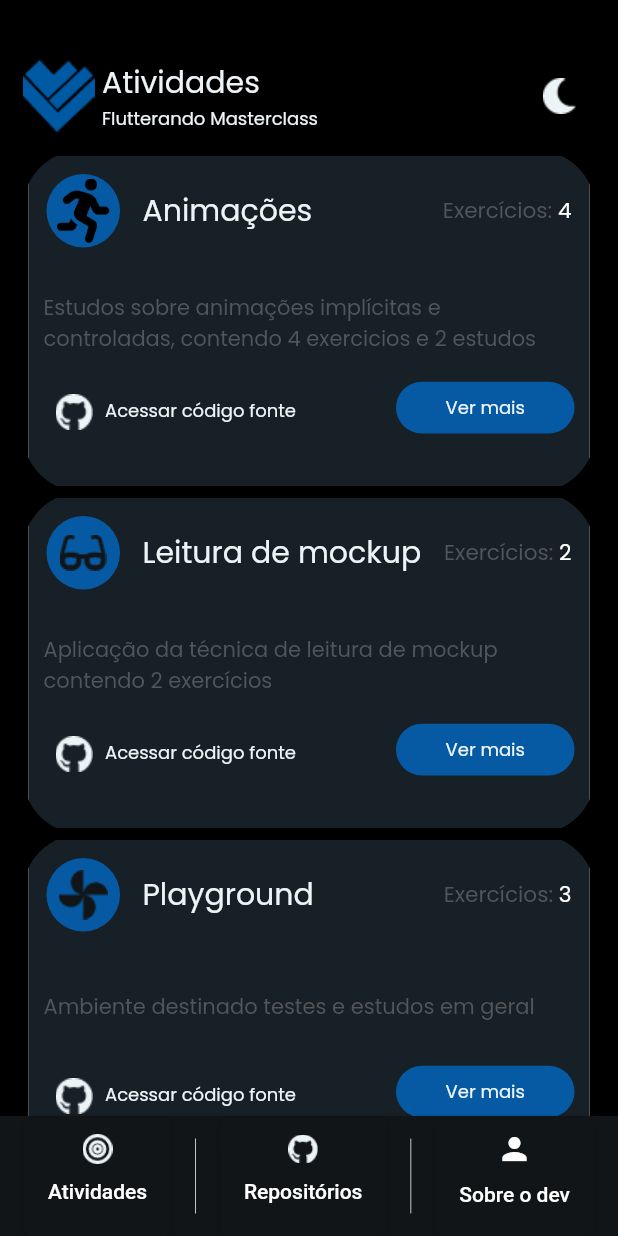
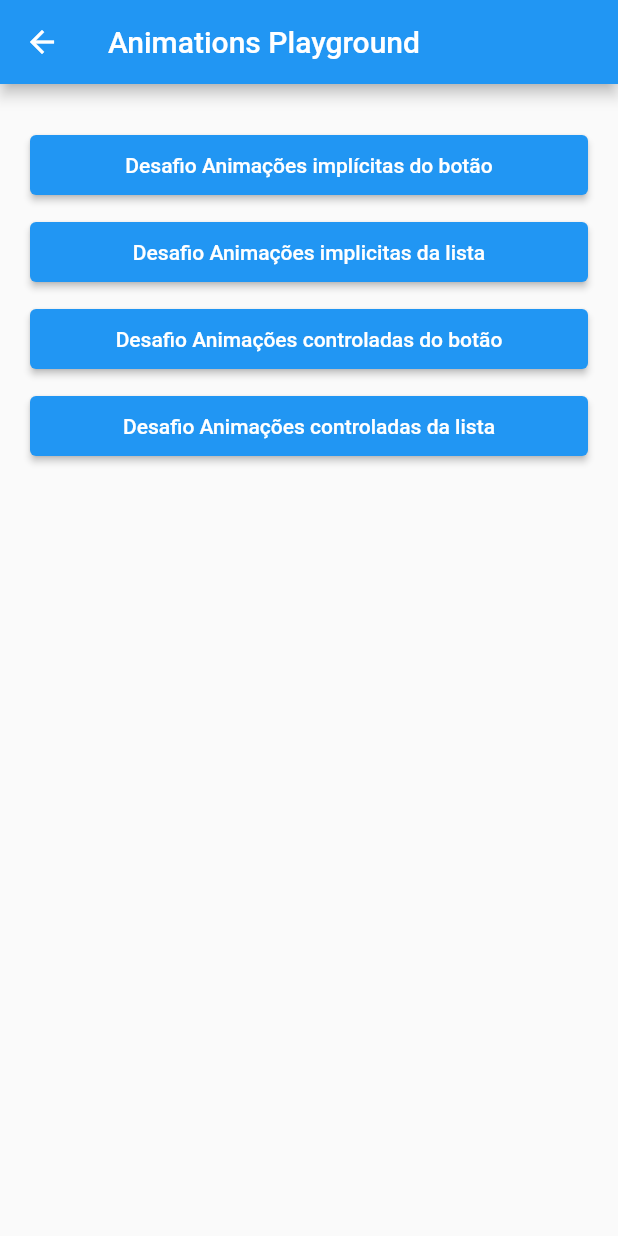
Before and after one commit to BrunoDegan/flutter-playgroun, a Flutter app: the FlutterandoMainPage screen opened by its route, after a tap on "Ver mais", on a phone screen of 412 x 824 dp. Run offline on Flutter 3.47's test engine with Material 2 defaults, Android fonts, the phone set to English and light mode, and no system bars; our stand-ins replace flutter_svg; missing offline and left inert: dart:html; Roboto replaces fonts that are missing (Montserrat, Poppins-Bold, Poppins-Medium).

Commit message:
Refatorando telas e paths do projeto

```diff
--- /dev/null
+++ b/lib/animations/animations_page.dart
@@ -0,0 +1,68 @@
+import 'package:flutter/material.dart';
+import 'package:flutter_playground/common/home_button.dart';
+import 'package:flutter_playground/common/strings_constants.dart';
+import 'package:flutter_playground/routes/constants_router.dart';
+
+class AnimationsPage extends StatelessWidget {
+  const AnimationsPage({Key? key}) : super(key: key);
+
+  @override
+  Widget build(BuildContext context) {
+    return Scaffold(
+      appBar: AppBar(
+        title: const Text(animationsPage),
+      ),
+      body: Center(
+        child: ListView(
+          padding: const EdgeInsets.all(20.0),
+          children: <Widget>[
+            SizedBox(
+              width: MediaQuery.of(context).size.width,
+              height: 10,
+            ),
+            HomeButton(
+              context: context,
+              buttonText: implicitButtonAnimPage,
+              onClicked: () {
+                Navigator.of(context).pushNamed(implicitAnimatedButton);
+              },
+            ),
+            SizedBox(
+              width: MediaQuery.of(context).size.width,
+              height: 10,
+            ),
+            HomeButton(
+              context: context,
+              buttonText: implicitListAnimPage,
+              onClicked: () {
+                Navigator.of(context).pushNamed(implicitAnimatedList);
+              },
+            ),
+            SizedBox(
+              width: MediaQuery.of(context).size.width,
+              height: 10,
+            ),
+            HomeButton(
+              context: context,
+              buttonText: controlledButtonAnimPage,
+              onClicked: () {
+                Navigator.of(context).pushNamed(controlledAnimatedButton);
+              },
+            ),
+            SizedBox(
+              width: MediaQuery.of(context).size.width,
+              height: 10,
+            ),
+            HomeButton(
+              context: context,
+              buttonText: controlledListAnimPage,
+              onClicked: () {
+                Navigator.of(context).pushNamed(controlledAnimatedList);
+              },
+            ),
+          ],
+        ),
+      ),
+    );
+  }
+}
--- /dev/null
+++ b/lib/common/home_button.dart
@@ -0,0 +1,17 @@
+import 'package:flutter/material.dart';
+
+ElevatedButton HomeButton(
+    {required BuildContext context,
+    required String buttonText,
+    required Function onClicked}) {
+  return ElevatedButton(
+    onPressed: () => {onClicked.call()},
+    child: SizedBox(
+      width: MediaQuery.of(context).size.width,
+      height: 40,
+      child: Center(
+        child: Text(buttonText),
+      ),
+    ),
+  );
+}
--- a/lib/common/strings_constants.dart
+++ b/lib/common/strings_constants.dart
@@ -1,6 +1,7 @@
 // Desafio Mockup
 const tinderPage = "Tela Tinder";
 const moneyPage = "Tela Money Management";
+const animationsPage = "Animations Playground";
 
 // Desafio Animações
 const demoAnimImplicitPage = "Demo Aula de animações implícitas";
--- a/lib/flutterando_screen/flutterando_main_page.dart
+++ b/lib/flutterando_screen/flutterando_main_page.dart
@@ -3,6 +3,7 @@ import 'package:flutter_playground/common/list_constants.dart';
 import 'package:flutter_playground/common/strings_constants.dart';
 import 'package:flutter_playground/flutterando_screen/widgets/flutterando_list_tile.dart';
 import 'package:flutter_playground/flutterando_screen/widgets/flutterando_top_bar_widget.dart';
+import 'package:flutter_playground/routes/constants_router.dart';
 
 class FlutterandoMainPage extends StatefulWidget {
   const FlutterandoMainPage({Key? key}) : super(key: key);
@@ -35,9 +36,12 @@ class _FlutterandoMainPageState extends State<FlutterandoMainPage> {
         mainAxisAlignment: MainAxisAlignment.spaceEvenly,
         children: [
           _createBottomSheetButton(
-              imagePath: "assets/flutterando_screen/activities_icon.png",
-              buttonTextTitle: flutterandoBottomsheetTitle1,
-              onClicked: () {}),
+            imagePath: "assets/flutterando_screen/activities_icon.png",
+            buttonTextTitle: flutterandoBottomsheetTitle1,
+            onClicked: () {
+              //TODO criar as outras paginas do bottom navigator
+            },
+          ),
           Container(
             color: Colors.white,
             width: 0.5,
@@ -46,7 +50,9 @@ class _FlutterandoMainPageState extends State<FlutterandoMainPage> {
           _createBottomSheetButton(
             imagePath: "assets/flutterando_screen/github_icon.png",
             buttonTextTitle: flutterandoBottomsheetTitle2,
-            onClicked: () {},
+            onClicked: () {
+              //TODO criar as outras paginas do bottom navigator
+            },
           ),
           Container(
             color: Colors.white,
@@ -56,7 +62,9 @@ class _FlutterandoMainPageState extends State<FlutterandoMainPage> {
           _createBottomSheetButton(
             materialIcon: Icons.person,
             buttonTextTitle: flutterandoBottomsheetTitle3,
-            onClicked: () {},
+            onClicked: () {
+              //TODO criar as outras paginas do bottom navigator
+            },
           )
         ],
       ),
@@ -67,7 +75,7 @@ class _FlutterandoMainPageState extends State<FlutterandoMainPage> {
       {required String buttonTextTitle,
       String? imagePath,
       IconData? materialIcon,
-      required Function() onClicked}) {
+      required Function onClicked}) {
     return ElevatedButton(
       style: ButtonStyle(
         backgroundColor:
@@ -103,6 +111,22 @@ class _FlutterandoMainPageState extends State<FlutterandoMainPage> {
     }
   }
 
+  _handleScreenFlow(int index) {
+    switch (index) {
+      case 0:
+        Navigator.of(context).pushNamed(animationsRoute);
+        break;
+      case 1:
+        Navigator.of(context).pushNamed(mockupRoute);
+        break;
+      case 2:
+        Navigator.of(context).pushNamed(playgroundRoute);
+        break;
+      default:
+        Navigator.of(context).pushNamed(splashRoute);
+    }
+  }
+
   _contentBody() {
     return Container(
       width: MediaQuery.of(context).size.width,
@@ -117,7 +141,12 @@ class _FlutterandoMainPageState extends State<FlutterandoMainPage> {
       child: ListView.builder(
         itemCount: flutterandoItens.length,
         itemBuilder: (context, index) {
-          return FlutterandoListTile(item: flutterandoItens[index]);
+          return FlutterandoListTile(
+            item: flutterandoItens[index],
+            onCardClicked: () {
+              _handleScreenFlow(index);
+            },
+          );
         },
       ),
     );
--- a/lib/flutterando_screen/splash/flutterando_splash_page.dart
+++ b/lib/flutterando_screen/splash/flutterando_splash_page.dart
@@ -17,7 +17,7 @@ class FlutterandoSplashPage extends StatelessWidget {
   }
 
   _splashScreenTimer({required BuildContext context}) {
-    Future.delayed(const Duration(seconds: 3)).then(
-        (value) => Navigator.of(context).pushNamed(flutterandoProjectList));
+    Future.delayed(const Duration(seconds: 3))
+        .then((value) => Navigator.of(context).pushNamed(mainRoute));
   }
 }
--- a/lib/flutterando_screen/widgets/flutterando_list_tile.dart
+++ b/lib/flutterando_screen/widgets/flutterando_list_tile.dart
@@ -5,7 +5,10 @@ import 'package:flutter_playground/flutterando_screen/data/flutterando_item.dart
 
 class FlutterandoListTile extends StatelessWidget {
   final FlutterandoItem item;
-  const FlutterandoListTile({Key? key, required this.item}) : super(key: key);
+  final Function onCardClicked;
+  const FlutterandoListTile(
+      {Key? key, required this.item, required this.onCardClicked})
+      : super(key: key);
 
   @override
   Widget build(BuildContext context) {
@@ -90,7 +93,7 @@ class FlutterandoListTile extends StatelessWidget {
         ),
       );
 
-  _seeMoreButton(Function onSeeMoreButtonClicked) => GestureDetector(
+  _seeMoreButton() => GestureDetector(
         child: Container(
           width: 119.0,
           height: 34.5,
@@ -108,7 +111,7 @@ class FlutterandoListTile extends StatelessWidget {
             ),
           ),
         ),
-        onTap: () => onSeeMoreButtonClicked.call(),
+        onTap: () => onCardClicked.call(),
       );
 
   _bottomCardView() => Row(
@@ -129,7 +132,7 @@ class FlutterandoListTile extends StatelessWidget {
           const Spacer(),
           Padding(
             padding: const EdgeInsets.only(bottom: 35, right: 10),
-            child: _seeMoreButton(() => {}),
+            child: _seeMoreButton(),
           ),
         ],
       );
--- a/lib/money_screen/money_page.dart
+++ b/lib/mockup/money_screen/money_page.dart
@@ -1,7 +1,7 @@
 import 'package:flutter/material.dart';
 import 'package:flutter_playground/common/text_formatter.dart';
-import 'package:flutter_playground/money_screen/money_button.dart';
-import 'package:flutter_playground/money_screen/money_strings.dart';
+import 'package:flutter_playground/mockup/money_screen/money_button.dart';
+import 'package:flutter_playground/mockup/money_screen/money_strings.dart';
 
 class MoneyPage extends StatelessWidget {
   const MoneyPage({Key? key}) : super(key: key);
--- a/lib/tinder_screen/tinder_page.dart
+++ b/lib/mockup/tinder_screen/tinder_page.dart
@@ -2,8 +2,8 @@
 
 import 'package:flutter/material.dart';
 import 'package:flutter_playground/common/text_formatter.dart';
-import 'package:flutter_playground/tinder_screen/tinder_strings.dart';
-import 'package:flutter_playground/tinder_screen/tinder_button.dart';
+import 'package:flutter_playground/mockup/tinder_screen/tinder_button.dart';
+import 'package:flutter_playground/mockup/tinder_screen/tinder_strings.dart';
 import 'package:flutter_svg/svg.dart';
 
 final List<Color> _backgroundLinearGradient = [
--- a/lib/routes/constants_router.dart
+++ b/lib/routes/constants_router.dart
@@ -1,8 +1,11 @@
 //Routes
-const String homeRoute = "/";
-const String tinderRoute = "tinder";
-const String moneyRoute = "money";
-const String flutterandoRoute = "flutterando_page";
+const String splashRoute = "/";
+const String mainRoute = "main_route";
+const String tinderRoute = "tinder_route";
+const String moneyRoute = "money_route";
+const String animationsRoute = "animations_route";
+const String mockupRoute = "mockup_route";
+const String playgroundRoute = "playground_route";
 
 //Animation Demo routes
 const String implicitAnimationsDemo = "implicit_animations_demo";
@@ -15,6 +18,3 @@ const String implicitAnimatedList = "implicit_animated_list";
 //Controlled animation routes
 const String controlledAnimatedButton = "controlled_animated_button";
 const String controlledAnimatedList = "controlled_animated_list";
-
-// flutterando page routes
-const String flutterandoProjectList = "flutterando_project_list";
```
Also changed, not shown: lib/main.dart (+17 -13 lines), lib/main_screen.dart (deleted, +0 -135 lines), lib/mockup/mockup_page.dart (added, +50 -0 lines), lib/playground/playground_screen.dart (added, +47 -0 lines), lib/mockup/money_screen/money_button.dart (renamed from lib/money_screen/money_button.dart), lib/mockup/money_screen/money_strings.dart (renamed from lib/money_screen/money_strings.dart), lib/mockup/tinder_screen/tinder_button.dart (renamed from lib/tinder_screen/tinder_button.dart), lib/mockup/tinder_screen/tinder_strings.dart (renamed from lib/tinder_screen/tinder_strings.dart).
